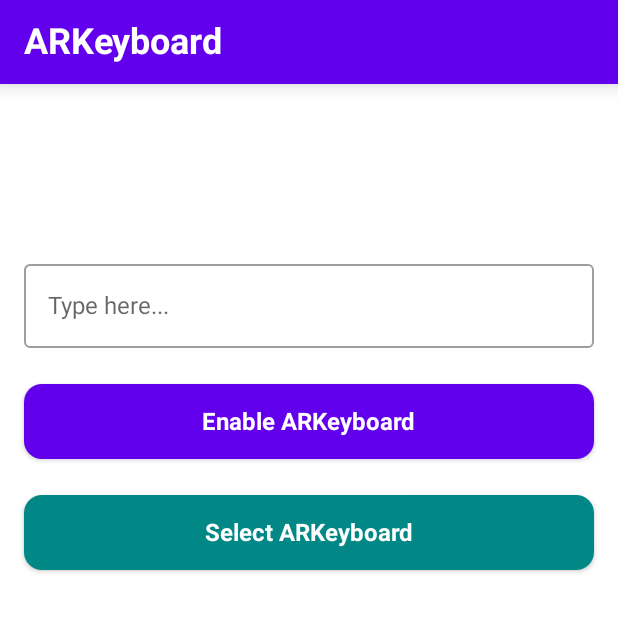
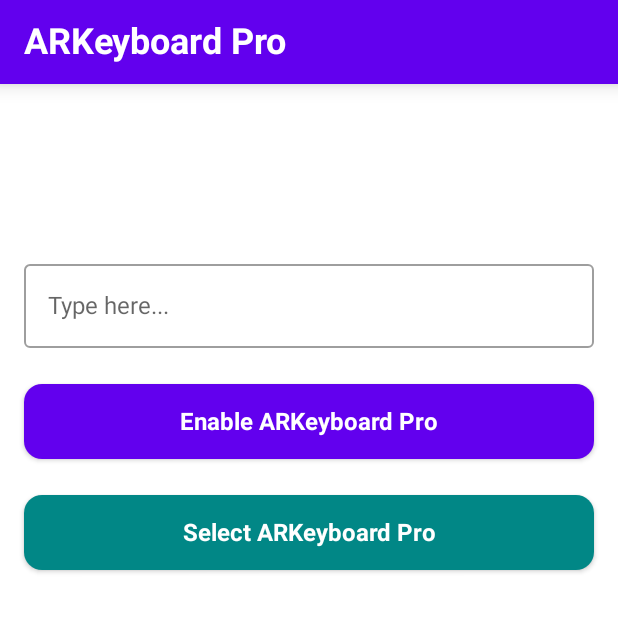
Before and after one commit to kurt-arpilleda/customKeyboard, an Android app built with Jetpack Compose: the screen it shows after launch (MainActivity), after a tap on "OK", on a phone screen of 412 x 824 dp, the top half of it. Run offline under Robolectric (Android 15) with nearby library versions, the phone set to English and light mode, and no system bars; libraries missing offline, so code that uses them is left out: splitties.systemservices.inputMethodManager; network calls fail.

Commit message:
God is good

```diff
--- a/app/src/main/AndroidManifest.xml
+++ b/app/src/main/AndroidManifest.xml
@@ -52,7 +52,7 @@
             android:exported="true" />
         <service
             android:name=".IMEService"
-            android:label="ARKeyboard"
+            android:label="ARKeyboard Pro"
             android:permission="android.permission.BIND_INPUT_METHOD"
             android:exported="false">
             <intent-filter>
--- a/app/src/main/java/com/example/customkeyboard/MainActivity.kt
+++ b/app/src/main/java/com/example/customkeyboard/MainActivity.kt
@@ -131,7 +131,7 @@ fun TopAppBarContent() {
     TopAppBar(
         title = {
             Text(
-                text = "ARKeyboard",
+                text = "ARKeyboard Pro",
                 style = TextStyle(
                     fontSize = 24.sp,
                     fontWeight = FontWeight.Bold,
@@ -186,7 +186,7 @@ fun MainContent() {
             shape = RoundedCornerShape(12.dp)
         ) {
             Text(
-                text = "Enable ARKeyboard",
+                text = "Enable ARKeyboard Pro",
                 style = TextStyle(fontSize = 16.sp, fontWeight = FontWeight.Bold, color = Color.White)
             )
         }
@@ -202,7 +202,7 @@ fun MainContent() {
             shape = RoundedCornerShape(12.dp)
         ) {
             Text(
-                text = "Select ARKeyboard",
+                text = "Select ARKeyboard Pro",
                 style = TextStyle(fontSize = 16.sp, fontWeight = FontWeight.Bold, color = Color.White)
             )
         }
```
